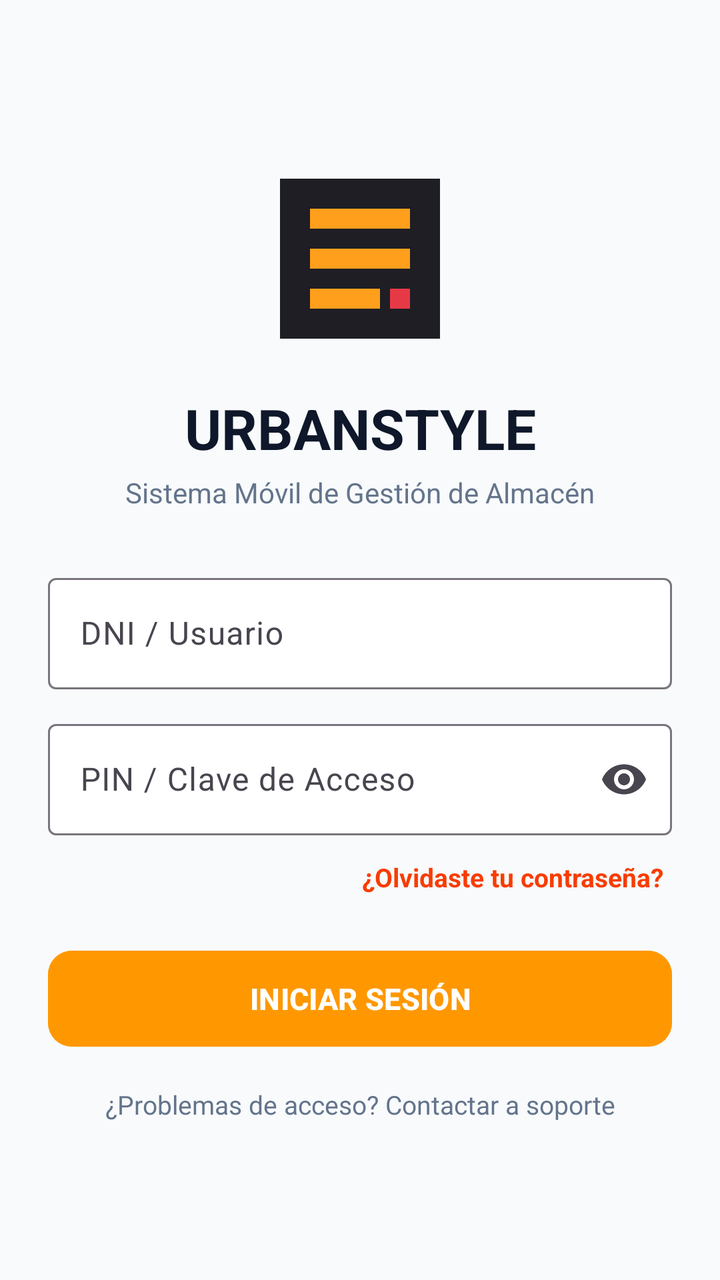
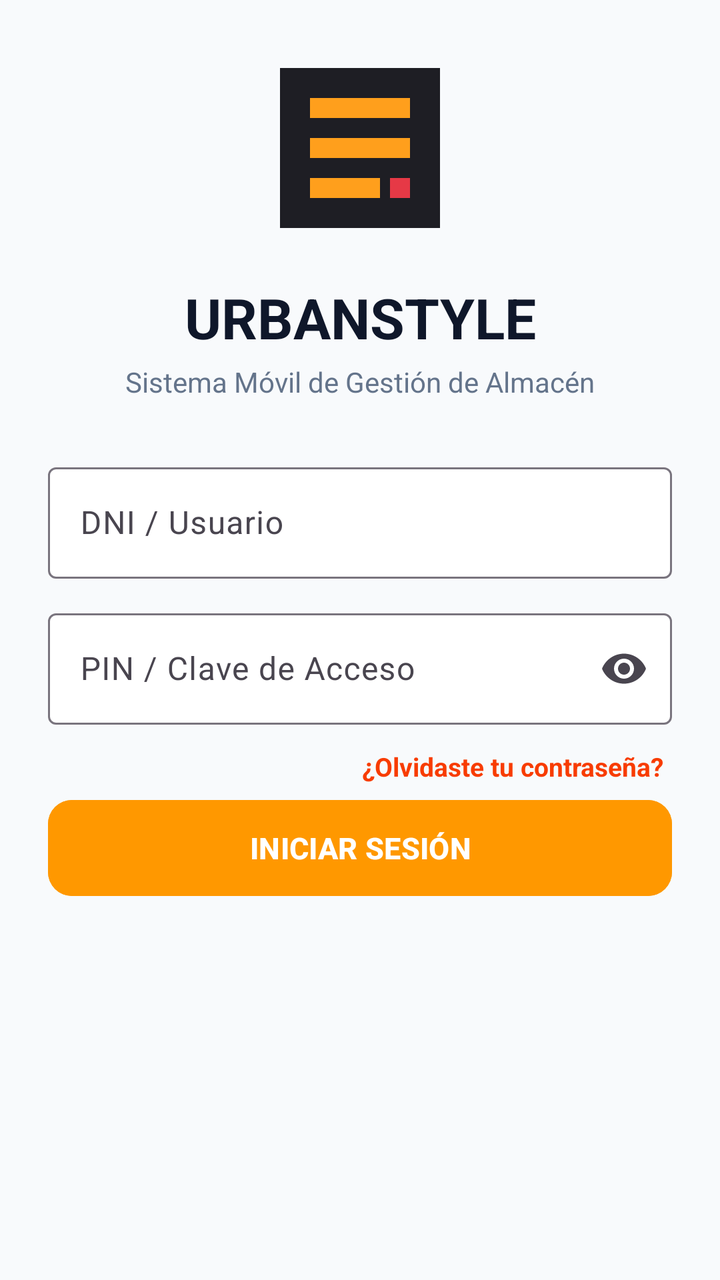

Before-and-after screenshots of an Android layout around one commit, followed by the original layout XML and the change that was made.
<!-- AndroidManifest.xml: application theme Theme.UrbanStyle -->
<!-- res/layout/activity_login.xml -->
<?xml version="1.0" encoding="utf-8"?>
<ScrollView xmlns:android="http://schemas.android.com/apk/res/android"
    xmlns:app="http://schemas.android.com/apk/res-auto"
    xmlns:tools="http://schemas.android.com/tools"
    android:layout_width="match_parent"
    android:layout_height="match_parent"
    android:background="@color/urban_bg"
    android:fillViewport="true"
    tools:context=".LoginActivity">

    <androidx.constraintlayout.widget.ConstraintLayout
        android:layout_width="match_parent"
        android:layout_height="wrap_content"
        android:padding="24dp">

        <ImageView
            android:id="@+id/imgLogoLogin"
            android:layout_width="100dp"
            android:layout_height="100dp"
            android:contentDescription="@string/app_name"
            android:src="@drawable/logo_urbanstyle"
            app:layout_constraintBottom_toTopOf="@+id/tvTituloLogin"
            app:layout_constraintEnd_toEndOf="parent"
            app:layout_constraintStart_toStartOf="parent"
            app:layout_constraintTop_toTopOf="parent"
            app:layout_constraintVertical_chainStyle="packed" />

        <TextView
            android:id="@+id/tvTituloLogin"
            android:layout_width="wrap_content"
            android:layout_height="wrap_content"
            android:layout_marginTop="16dp"
            android:text="@string/title_login"
            android:textColor="@color/text_dark"
            android:textSize="28sp"
            android:textStyle="bold"
            app:layout_constraintBottom_toTopOf="@+id/tvSubtituloLogin"
            app:layout_constraintEnd_toEndOf="parent"
            app:layout_constraintStart_toStartOf="parent"
            app:layout_constraintTop_toBottomOf="@+id/imgLogoLogin" />

        <TextView
            android:id="@+id/tvSubtituloLogin"
            android:layout_width="wrap_content"
            android:layout_height="wrap_content"
            android:layout_marginTop="4dp"
            android:layout_marginBottom="28dp"
            android:text="@string/subtitle_login"
            android:textColor="@color/gray_text"
            android:textSize="14sp"
            app:layout_constraintBottom_toTopOf="@+id/tilUsuario"
            app:layout_constraintEnd_toEndOf="parent"
            app:layout_constraintStart_toStartOf="parent"
            app:layout_constraintTop_toBottomOf="@+id/tvTituloLogin" />

        
        <com.google.android.material.textfield.TextInputLayout
            android:id="@+id/tilUsuario"
            style="@style/Widget.Material3.TextInputLayout.OutlinedBox"
            android:layout_width="0dp"
            android:layout_height="wrap_content"
            android:layout_marginBottom="12dp"
            android:hint="@string/hint_dni_usuario"
            app:boxBackgroundColor="@color/white"
            app:layout_constraintBottom_toTopOf="@+id/tilClave"
            app:layout_constraintEnd_toEndOf="parent"
            app:layout_constraintStart_toStartOf="parent"
            app:layout_constraintTop_toBottomOf="@+id/tvSubtituloLogin">

            <com.google.android.material.textfield.TextInputEditText
                android:id="@+id/etUsuario"
                android:layout_width="match_parent"
                android:layout_height="wrap_content"
                android:inputType="text"
                android:textColor="@color/text_dark" />
        </com.google.android.material.textfield.TextInputLayout>

        
        <com.google.android.material.textfield.TextInputLayout
            android:id="@+id/tilClave"
            style="@style/Widget.Material3.TextInputLayout.OutlinedBox"
            android:layout_width="0dp"
            android:layout_height="wrap_content"
            android:hint="@string/hint_pin_clave"
            app:boxBackgroundColor="@color/white"
            app:endIconMode="password_toggle"
            app:layout_constraintBottom_toTopOf="@+id/tvOlvidasteClave"
            app:layout_constraintEnd_toEndOf="parent"
            app:layout_constraintStart_toStartOf="parent"
            app:layout_constraintTop_toBottomOf="@+id/tilUsuario">

            <com.google.android.material.textfield.TextInputEditText
                android:id="@+id/etClave"
                android:layout_width="match_parent"
                android:layout_height="wrap_content"
                android:inputType="textPassword"
                android:textColor="@color/text_dark" />
        </com.google.android.material.textfield.TextInputLayout>

        
        <TextView
            android:id="@+id/tvOlvidasteClave"
            android:layout_width="wrap_content"
            android:layout_height="wrap_content"
            android:layout_marginTop="8dp"
            android:layout_marginBottom="20dp"
            android:clickable="true"
            android:focusable="true"
            android:padding="4dp"
            android:text="@string/text_olvidaste_contrasena"
            android:textColor="#F83C00"
            android:textSize="13sp"
            android:textStyle="bold"
            app:layout_constraintBottom_toTopOf="@+id/btnIngresar"
            app:layout_constraintEnd_toEndOf="parent"
            app:layout_constraintTop_toBottomOf="@+id/tilClave" />

        
        <Button
            android:id="@+id/btnIngresar"
            android:layout_width="0dp"
            android:layout_height="56dp"
            android:backgroundTint="#FF9800"
            android:text="@string/btn_ingresar"
            android:textColor="@color/white"
            android:textSize="15sp"
            android:textStyle="bold"
            app:cornerRadius="12dp"
            app:layout_constraintBottom_toTopOf="@+id/tvErrorLogin"
            app:layout_constraintEnd_toEndOf="parent"
            app:layout_constraintStart_toStartOf="parent"
            app:layout_constraintTop_toBottomOf="@+id/tvOlvidasteClave" />

        
        <TextView
            android:id="@+id/tvErrorLogin"
            android:layout_width="0dp"
            android:layout_height="wrap_content"
            android:layout_marginTop="12dp"
            android:layout_marginBottom="16dp"
            android:text="@string/text_error_login"
            android:textColor="#FF5722"
            android:textSize="13sp"
            android:visibility="gone"
            app:layout_constraintBottom_toTopOf="@+id/tvSoporte"
            app:layout_constraintEnd_toEndOf="parent"
            app:layout_constraintStart_toStartOf="parent"
            app:layout_constraintTop_toBottomOf="@+id/btnIngresar"
            tools:visibility="visible" />

        
        <TextView
            android:id="@+id/tvSoporte"
            android:layout_width="wrap_content"
            android:layout_height="wrap_content"
            android:layout_marginTop="16dp"
            android:clickable="true"
            android:focusable="true"
            android:text="@string/link_soporte"
            android:textColor="@color/gray_text"
            android:textSize="13sp"
            app:layout_constraintBottom_toBottomOf="parent"
            app:layout_constraintEnd_toEndOf="parent"
            app:layout_constraintStart_toStartOf="parent"
            app:layout_constraintTop_toBottomOf="@+id/tvErrorLogin" />

    </androidx.constraintlayout.widget.ConstraintLayout>
</ScrollView>
<!-- resources referenced by this layout -->
<resources>
  <color name="gray_text">#64748B</color>
  <color name="text_dark">#0F172A</color>
  <color name="urban_bg">#F8FAFC</color>
  <color name="white">#FFFFFF</color>
  <!-- drawable logo_urbanstyle (drawable) -->
  <vector xmlns:android="http://schemas.android.com/apk/res/android"
      android:width="100dp"
      android:height="100dp"
      android:viewportWidth="100"
      android:viewportHeight="100">
    <path
        android:fillColor="#1E1E24"
        android:pathData="M10,10h80v80h-80z"/>
    <path
        android:fillColor="#FF9F1C"
        android:pathData="M25,25h50v10h-50zM25,45h50v10h-50zM25,65h35v10h-35z"/>
    <path
        android:fillColor="#E63946"
        android:pathData="M65,65h10v10h-10z"/>
  </vector>
  <string name="app_name">UrbanStyle</string>
  <string name="btn_ingresar">INICIAR SESIÓN</string>
  <string name="hint_dni_usuario">DNI / Usuario</string>
  <string name="hint_pin_clave">PIN / Clave de Acceso</string>
  <string name="link_soporte">¿Problemas de acceso? Contactar a soporte</string>
  <string name="subtitle_login">Sistema Móvil de Gestión de Almacén</string>
  <string name="text_error_login">Usuario o contraseña incorrectos.</string>
  <string name="text_olvidaste_contrasena">¿Olvidaste tu contraseña?</string>
  <string name="title_login">URBANSTYLE</string>
  <style name="Theme.UrbanStyle" parent="Base.Theme.UrbanStyle" />
  <style name="Base.Theme.UrbanStyle" parent="Theme.Material3.Light.NoActionBar">
          <item name="colorPrimary">@color/urban_dark</item>
          <item name="colorOnPrimary">@color/white</item>
          <item name="colorSecondary">@color/urban_accent</item>
          <item name="colorOnSecondary">@color/white</item>
          <item name="android:statusBarColor">@color/urban_dark</item>
          <item name="colorSurface">@color/white</item>
          <item name="colorOnSurface">@color/text_dark</item>
          <item name="colorSurfaceContainer">@color/white</item>
          <item name="colorSurfaceContainerHigh">@color/white</item>
          <item name="colorSurfaceContainerHighest">@color/white</item>
      </style>
  <color name="urban_dark">#1E293B</color>
  <color name="urban_accent">#E65100</color>
</resources>

<!-- the commit's change to res/layout/activity_login.xml (unified diff, before → after) -->
@@ -126,43 +126,12 @@
             android:textSize="15sp"
             android:textStyle="bold"
             app:cornerRadius="12dp"
-            app:layout_constraintBottom_toTopOf="@+id/tvErrorLogin"
+
             app:layout_constraintEnd_toEndOf="parent"
             app:layout_constraintStart_toStartOf="parent"
             app:layout_constraintTop_toBottomOf="@+id/tvOlvidasteClave" />
 
-        
-        <TextView
-            android:id="@+id/tvErrorLogin"
-            android:layout_width="0dp"
-            android:layout_height="wrap_content"
-            android:layout_marginTop="12dp"
-            android:layout_marginBottom="16dp"
-            android:text="@string/text_error_login"
-            android:textColor="#FF5722"
-            android:textSize="13sp"
-            android:visibility="gone"
-            app:layout_constraintBottom_toTopOf="@+id/tvSoporte"
-            app:layout_constraintEnd_toEndOf="parent"
-            app:layout_constraintStart_toStartOf="parent"
-            app:layout_constraintTop_toBottomOf="@+id/btnIngresar"
-            tools:visibility="visible" />
 
-        
-        <TextView
-            android:id="@+id/tvSoporte"
-            android:layout_width="wrap_content"
-            android:layout_height="wrap_content"
-            android:layout_marginTop="16dp"
-            android:clickable="true"
-            android:focusable="true"
-            android:text="@string/link_soporte"
-            android:textColor="@color/gray_text"
-            android:textSize="13sp"
-            app:layout_constraintBottom_toBottomOf="parent"
-            app:layout_constraintEnd_toEndOf="parent"
-            app:layout_constraintStart_toStartOf="parent"
-            app:layout_constraintTop_toBottomOf="@+id/tvErrorLogin" />
 
     </androidx.constraintlayout.widget.ConstraintLayout>
 </ScrollView>
<!-- resource entries referenced after the edit -->
@@ -24,9 +24,7 @@
   <string name="btn_ingresar">INICIAR SESIÓN</string>
   <string name="hint_dni_usuario">DNI / Usuario</string>
   <string name="hint_pin_clave">PIN / Clave de Acceso</string>
-  <string name="link_soporte">¿Problemas de acceso? Contactar a soporte</string>
   <string name="subtitle_login">Sistema Móvil de Gestión de Almacén</string>
-  <string name="text_error_login">Usuario o contraseña incorrectos.</string>
   <string name="text_olvidaste_contrasena">¿Olvidaste tu contraseña?</string>
   <string name="title_login">URBANSTYLE</string>
   <style name="Theme.UrbanStyle" parent="Base.Theme.UrbanStyle" />
